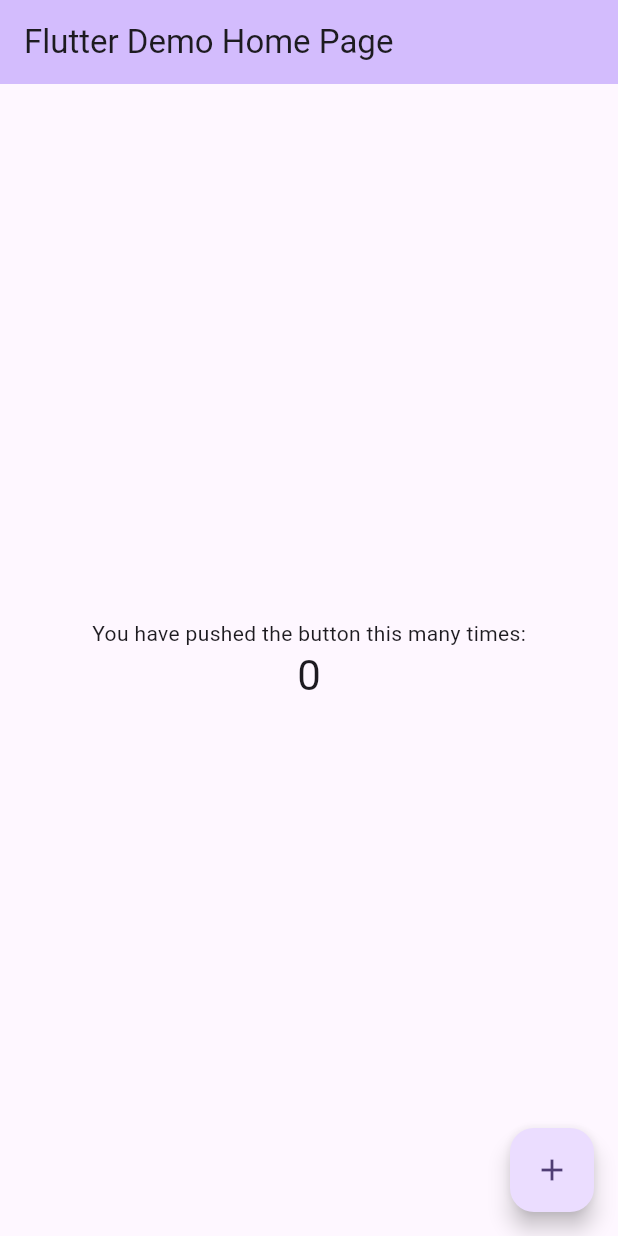
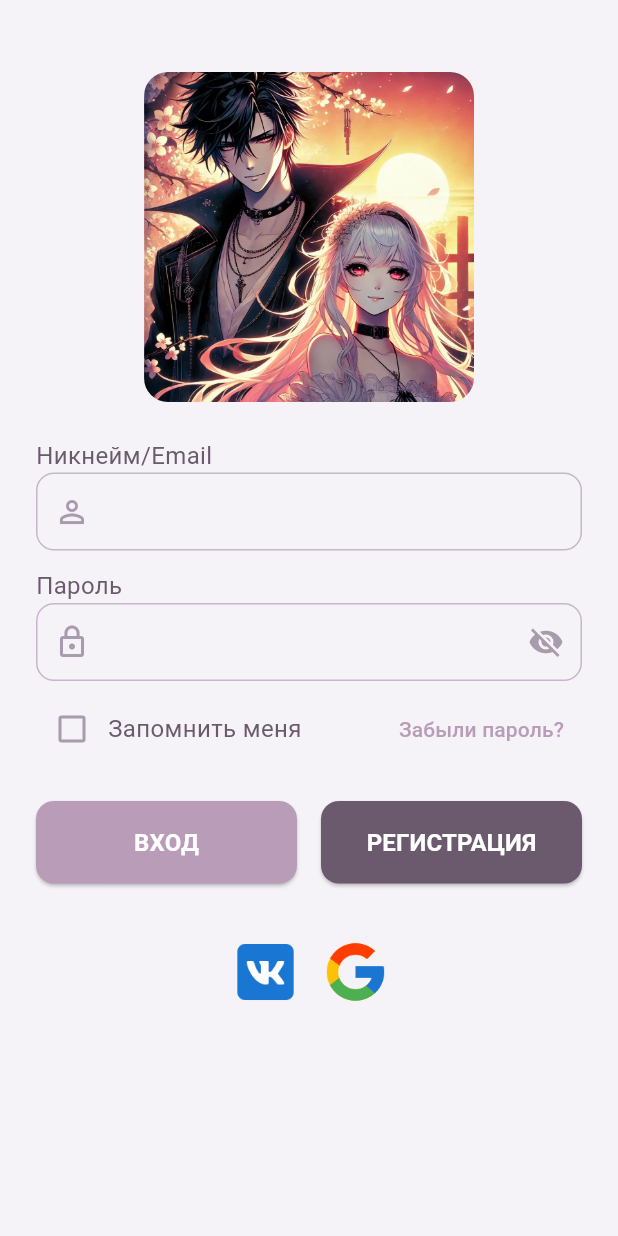
Before and after one commit to Ludol-Bol/CrushVerse, a Flutter app: the screen it shows after launch, on a phone screen of 412 x 824 dp. Run offline on Flutter 3.47's test engine with Material 3 defaults, Android fonts, the phone set to English and light mode, and no system bars; statements that could not run were skipped.

Commit message:
-first commit: screen login

```diff
--- /dev/null
+++ b/lib/crush_verse_app.dart
@@ -0,0 +1,16 @@
+import 'package:cruch/screens/login_screen/screen/login_screen.dart';
+import 'package:cruch/themes/app_theme.dart';
+import 'package:flutter/material.dart';
+
+class CrushVerseApp extends StatelessWidget {
+  const CrushVerseApp({super.key});
+
+  @override
+  Widget build(BuildContext context) {
+    return MaterialApp(
+      title: '',
+      theme: AppTheme.lightTheme,
+      home: const LoginScreen(),
+    );
+  }
+}
--- a/lib/main.dart
+++ b/lib/main.dart
@@ -1,125 +1,6 @@
+import 'package:cruch/crush_verse_app.dart';
 import 'package:flutter/material.dart';
 
 void main() {
-  runApp(const MyApp());
+  runApp(const CrushVerseApp());
 }
-
-class MyApp extends StatelessWidget {
-  const MyApp({super.key});
-
-  // This widget is the root of your application.
-  @override
-  Widget build(BuildContext context) {
-    return MaterialApp(
-      title: 'Flutter Demo',
-      theme: ThemeData(
-        // This is the theme of your application.
-        //
-        // TRY THIS: Try running your application with "flutter run". You'll see
-        // the application has a purple toolbar. Then, without quitting the app,
-        // try changing the seedColor in the colorScheme below to Colors.green
-        // and then invoke "hot reload" (save your changes or press the "hot
-        // reload" button in a Flutter-supported IDE, or press "r" if you used
-        // the command line to start the app).
-        //
-        // Notice that the counter didn't reset back to zero; the application
-        // state is not lost during the reload. To reset the state, use hot
-        // restart instead.
-        //
-        // This works for code too, not just values: Most code changes can be
-        // tested with just a hot reload.
-        colorScheme: ColorScheme.fromSeed(seedColor: Colors.deepPurple),
-        useMaterial3: true,
-      ),
-      home: const MyHomePage(title: 'Flutter Demo Home Page'),
-    );
-  }
-}
-
-class MyHomePage extends StatefulWidget {
-  const MyHomePage({super.key, required this.title});
-
-  // This widget is the home page of your application. It is stateful, meaning
-  // that it has a State object (defined below) that contains fields that affect
-  // how it looks.
-
-  // This class is the configuration for the state. It holds the values (in this
-  // case the title) provided by the parent (in this case the App widget) and
-  // used by the build method of the State. Fields in a Widget subclass are
-  // always marked "final".
-
-  final String title;
-
-  @override
-  State<MyHomePage> createState() => _MyHomePageState();
-}
-
-class _MyHomePageState extends State<MyHomePage> {
-  int _counter = 0;
-
-  void _incrementCounter() {
-    setState(() {
-      // This call to setState tells the Flutter framework that something has
-      // changed in this State, which causes it to rerun the build method below
-      // so that the display can reflect the updated values. If we changed
-      // _counter without calling setState(), then the build method would not be
-      // called again, and so nothing would appear to happen.
-      _counter++;
-    });
-  }
-
-  @override
-  Widget build(BuildContext context) {
-    // This method is rerun every time setState is called, for instance as done
-    // by the _incrementCounter method above.
-    //
-    // The Flutter framework has been optimized to make rerunning build methods
-    // fast, so that you can just rebuild anything that needs updating rather
-    // than having to individually change instances of widgets.
-    return Scaffold(
-      appBar: AppBar(
-        // TRY THIS: Try changing the color here to a specific color (to
-        // Colors.amber, perhaps?) and trigger a hot reload to see the AppBar
-        // change color while the other colors stay the same.
-        backgroundColor: Theme.of(context).colorScheme.inversePrimary,
-        // Here we take the value from the MyHomePage object that was created by
-        // the App.build method, and use it to set our appbar title.
-        title: Text(widget.title),
-      ),
-      body: Center(
-        // Center is a layout widget. It takes a single child and positions it
-        // in the middle of the parent.
-        child: Column(
-          // Column is also a layout widget. It takes a list of children and
-          // arranges them vertically. By default, it sizes itself to fit its
-          // children horizontally, and tries to be as tall as its parent.
-          //
-          // Column has various properties to control how it sizes itself and
-          // how it positions its children. Here we use mainAxisAlignment to
-          // center the children vertically; the main axis here is the vertical
-          // axis because Columns are vertical (the cross axis would be
-          // horizontal).
-          //
-          // TRY THIS: Invoke "debug painting" (choose the "Toggle Debug Paint"
-          // action in the IDE, or press "p" in the console), to see the
-          // wireframe for each widget.
-          mainAxisAlignment: MainAxisAlignment.center,
-          children: <Widget>[
-            const Text(
-              'You have pushed the button this many times:',
-            ),
-            Text(
-              '$_counter',
-              style: Theme.of(context).textTheme.headlineMedium,
-            ),
-          ],
-        ),
-      ),
-      floatingActionButton: FloatingActionButton(
-        onPressed: _incrementCounter,
-        tooltip: 'Increment',
-        child: const Icon(Icons.add),
-      ), // This trailing comma makes auto-formatting nicer for build methods.
-    );
-  }
-}
--- /dev/null
+++ b/lib/screens/login_screen/screen/login_screen.dart
@@ -0,0 +1,138 @@
+import 'package:cruch/screens/login_screen/widgets/password_widget.dart';
+import 'package:cruch/screens/login_screen/widgets/widget.dart';
+import 'package:cruch/themes/colors.dart';
+import 'package:cruch/themes/input_styles.dart';
+import 'package:flutter/material.dart';
+
+import '../widgets/remember_me_widget.dart';
+
+
+
+class LoginScreen extends StatefulWidget {
+  const LoginScreen({super.key});
+
+  @override
+  State<LoginScreen> createState() => _LoginScreenState();
+}
+class  _LoginScreenState  extends State<LoginScreen> {
+
+  @override
+  Widget build(BuildContext context) {
+    return Scaffold(
+      backgroundColor: Theme.of(context).colorScheme.background,
+      body: SingleChildScrollView(
+        child: Padding(
+          padding: const EdgeInsets.all(24.0),
+          child: Column(
+            crossAxisAlignment: CrossAxisAlignment.center,
+            children: [
+              const SizedBox(height: 24),
+              ClipRRect(
+                borderRadius: BorderRadius.circular(16),
+                child: Image.asset(
+                  'assets/image/main_screen_img.png',
+                  fit: BoxFit.cover,
+                  height: 220,
+                ),
+              ),
+              const SizedBox(height: 24),
+              const LoginOrEmailWidget(),
+              const SizedBox(height: 12),
+              const PasswordWidget(),
+              const SizedBox(height: 8),
+              const RememberMeRowWidget(),
+              const SizedBox(height: 24),
+              Row(
+                children: [
+                  Expanded(
+                    child: ElevatedButton(
+                      onPressed: () {},
+                      style: ElevatedButton.styleFrom(
+                        backgroundColor: Theme.of(context).colorScheme.primary,
+                        foregroundColor: Theme.of(context).colorScheme.onPrimary,
+                        shape: RoundedRectangleBorder(
+                          borderRadius: BorderRadius.circular(12),
+                        ),
+                        padding: const EdgeInsets.symmetric(vertical: 16),
+                      ),
+                      child: const Text('ВХОД', style: TextStyle(fontWeight: FontWeight.bold, fontSize: 16)),
+                    ),
+                  ),
+                  const SizedBox(width: 16),
+                  Expanded(
+                    child: Expanded(
+                      child: ElevatedButton(
+                        onPressed: () {},
+                        style: ElevatedButton.styleFrom(
+                          backgroundColor: Theme.of(context).colorScheme.onBackground,
+                          foregroundColor: Theme.of(context).colorScheme.onPrimary,
+                          shape: RoundedRectangleBorder(
+                            borderRadius: BorderRadius.circular(12),
+                          ),
+                          padding: const EdgeInsets.symmetric(vertical: 16),
+                        ),
+                        child: const Text('РЕГИСТРАЦИЯ', style: TextStyle(fontWeight: FontWeight.bold, fontSize: 16)),
+                      ),
+                    ),
+                  ),
+                ],
+              ),
+              const SizedBox(height: 32),
+              Row(
+                mainAxisAlignment: MainAxisAlignment.center,
+                children: [
+                  IconButton(
+                    icon: Image.asset('assets/image/icons-vk.png', width: 50, height: 50),
+                    iconSize: 50,
+                    padding: const EdgeInsets.all(2),
+                    constraints: const BoxConstraints(minWidth: 28, minHeight: 50),
+                    onPressed: () {},
+                  ),
+                  const SizedBox(width: 8),
+                  IconButton(
+                    icon: Image.asset('assets/image/icons-google.png', width: 46, height: 46),
+                    iconSize: 50,
+                    padding: const EdgeInsets.all(2),
+                    constraints: const BoxConstraints(minWidth: 28, minHeight: 28),
+                    onPressed: () {},
+                  ),
+                ],
+              ),
+            ],
+          ),
+        ),
+      ),
+    );
+  }
+
+}
+
+class _SocialButton extends StatelessWidget {
+  final String asset;
+
+  final VoidCallback onTap;
+  const _SocialButton({required this.asset, required this.onTap});
+
+  @override
+  Widget build(BuildContext context) {
+    return InkWell(
+      borderRadius: BorderRadius.circular(AppInputStyles.borderRadius),
+      onTap: onTap,
+      child: Container(
+        height: 48,
+        decoration: BoxDecoration(
+          color: Theme.of(context).colorScheme.surface,
+          border: Border.all(color: AppColors.divider),
+          borderRadius: BorderRadius.circular(AppInputStyles.borderRadius),
+        ),
+        child: Row(
+          mainAxisAlignment: MainAxisAlignment.center,
+          children: [
+            Image.asset(asset, width: 28, height: 28),
+            const SizedBox(width: 8),
+          ],
+        ),
+      ),
+    );
+  }
+}
--- /dev/null
+++ b/lib/screens/login_screen/widgets/login_or_email_widget.dart
@@ -0,0 +1,25 @@
+import 'package:flutter/material.dart';
+import 'package:cruch/themes/text_styles.dart';
+
+class LoginOrEmailWidget extends StatelessWidget {
+  const LoginOrEmailWidget({super.key});
+
+  @override
+  Widget build(BuildContext context) {
+    return const Column(
+      crossAxisAlignment: CrossAxisAlignment.start,
+      children: [
+        Text(
+          'Никнейм/Email',
+          style: AppTextStyles.bodyText1,
+        ),
+        TextField(
+          decoration: InputDecoration(
+            prefixIcon: Icon(Icons.person_outline),
+          ),
+          keyboardType: TextInputType.emailAddress,
+        ),
+      ],
+    );
+  }
+}
--- /dev/null
+++ b/lib/screens/login_screen/widgets/password_widget.dart
@@ -0,0 +1,41 @@
+import 'package:flutter/material.dart';
+import 'package:cruch/themes/text_styles.dart';
+
+class PasswordWidget extends StatefulWidget{
+  const PasswordWidget({super.key});
+  @override
+  State<PasswordWidget> createState() => _PasswordWidgetState();
+}
+
+class _PasswordWidgetState extends State<PasswordWidget> {
+  bool _obscureText = true;
+
+  void _toggleVisibility() {
+    setState(() {
+      _obscureText = !_obscureText;
+    });
+  }
+
+  @override
+  Widget build(BuildContext context) {
+    return Column(
+      crossAxisAlignment: CrossAxisAlignment.start,
+      children: [
+        const Text(
+          'Пароль',
+          style: AppTextStyles.bodyText1,
+        ),
+        TextField(
+          obscureText: _obscureText,
+          decoration: InputDecoration(
+            prefixIcon: const Icon(Icons.lock_outline),
+            suffixIcon: IconButton(
+              icon: Icon(_obscureText ? Icons.visibility_off : Icons.visibility),
+              onPressed: _toggleVisibility,
+            ),
+          ),
+        ),
+      ],
+    );
+  }
+}
--- /dev/null
+++ b/lib/screens/login_screen/widgets/remember_me_widget.dart
@@ -0,0 +1,31 @@
+import 'package:cruch/themes/text_styles.dart';
+import 'package:flutter/material.dart';
+
+class RememberMeRowWidget extends StatefulWidget {
+  const RememberMeRowWidget({super.key});
+
+  @override
+  State<RememberMeRowWidget> createState() => _RememberMeRowWidgetState();
+}
+
+class _RememberMeRowWidgetState extends State<RememberMeRowWidget> {
+  bool _rememberMe = false;
+
+  @override
+  Widget build(BuildContext context) {
+    return Row(
+      children: [
+        Checkbox(
+          value: _rememberMe,
+          onChanged: (val) => setState(() => _rememberMe = val ?? false),
+        ),
+        const Text('Запомнить меня', style: AppTextStyles.bodyText1),
+        const Spacer(),
+        TextButton(
+          onPressed: () {},
+          child: const Text('Забыли пароль?'),
+        ),
+      ],
+    );
+  }
+}
--- /dev/null
+++ b/lib/screens/login_screen/widgets/widget.dart
@@ -0,0 +1 @@
+export 'login_or_email_widget.dart';
--- /dev/null
+++ b/lib/themes/app_theme.dart
@@ -0,0 +1,29 @@
+import 'package:flutter/material.dart';
+import 'text_styles.dart';
+import 'input_styles.dart';
+import 'colors.dart';
+import 'button_styles.dart';
+import 'checkbox_styles.dart';
+
+class AppTheme {
+  static ThemeData get lightTheme {
+    return ThemeData(
+      colorScheme: const ColorScheme.light(
+        primary: AppColors.primary,
+        primaryContainer: AppColors.primaryVariant,
+        surface: AppColors.surface,
+        background: AppColors.background,
+        error: AppColors.error,
+        onPrimary: AppColors.onPrimary,
+        onSurface: AppColors.onSurface,
+        onBackground: AppColors.onBackground,
+        onError: AppColors.onError,
+      ),
+      inputDecorationTheme: AppInputStyles.theme,
+      elevatedButtonTheme: ElevatedButtonThemeData(style: AppButtonStyles.elevated),
+      outlinedButtonTheme: OutlinedButtonThemeData(style: AppButtonStyles.outlined),
+      textButtonTheme: TextButtonThemeData(style: AppButtonStyles.text),
+      checkboxTheme: AppCheckboxStyles.theme,
+    );
+  }
+}
--- /dev/null
+++ b/lib/themes/colors.dart
@@ -0,0 +1,18 @@
+import 'package:flutter/material.dart';
+
+class AppColors {
+  static const Color primary = Color(0xFFB89CB8); // основной акцент
+  static const Color primaryVariant = Color(0xFFC7B6CC); // светлый акцент/границы
+  static const Color background = Color(0xFFF5F3F7); // фон
+  static const Color surface = Color(0xFFFFFFFF); // белый (карточки, поля)
+  static const Color error = Color(0xFFB00020);
+
+  static const Color onPrimary = Color(0xFFFFFFFF); // текст на кнопках
+  static const Color onBackground = Color(0xFF6B5A6E); // заголовки
+  static const Color onSurface = Color(0xFFA89BAE); // обычный текст, placeholder
+  static const Color onError = Color(0xFFFFFFFF);
+
+  static const Color textPrimary = Color(0xFF6B5A6E); // основной текст
+  static const Color textSecondary = Color(0xFFA89BAE); // второстепенный текст
+  static const Color divider = Color(0xFFC7B6CC); // разделители, границы
+}
--- /dev/null
+++ b/lib/themes/input_styles.dart
@@ -0,0 +1,35 @@
+import 'package:cruch/themes/text_styles.dart';
+import 'package:flutter/material.dart';
+import 'colors.dart';
+
+class AppInputStyles {
+  static const double borderRadius = 12.0;
+  static const EdgeInsets contentPadding = EdgeInsets.symmetric(
+    horizontal: 16,
+    vertical: 14,
+  );
+
+  static InputDecorationTheme get theme {
+    return InputDecorationTheme(
+      border: OutlineInputBorder(
+        borderRadius: BorderRadius.circular(borderRadius),
+        borderSide: const BorderSide(color: AppColors.divider),
+      ),
+      enabledBorder: OutlineInputBorder(
+        borderRadius: BorderRadius.circular(borderRadius),
+        borderSide: const BorderSide(color: AppColors.divider),
+      ),
+      focusedBorder: OutlineInputBorder(
+        borderRadius: BorderRadius.circular(borderRadius),
+        borderSide: const BorderSide(color: AppColors.primary, width: 2),
+      ),
+      errorBorder: OutlineInputBorder(
+        borderRadius: BorderRadius.circular(borderRadius),
+        borderSide: const BorderSide(color: AppColors.error),
+      ),
+      contentPadding: contentPadding,
+      labelStyle: AppTextStyles.inputLabel,
+      floatingLabelStyle: const TextStyle(color: AppColors.primary),
+    );
+  }
+}
--- /dev/null
+++ b/lib/themes/text_styles.dart
@@ -0,0 +1,27 @@
+import 'package:flutter/material.dart';
+import 'colors.dart';
+
+class AppTextStyles {
+  static const TextStyle headline1 = TextStyle(
+    fontSize: 96,
+    fontWeight: FontWeight.w300,
+    color: AppColors.textPrimary,
+  );
+
+  static const TextStyle headline4 = TextStyle(
+    fontSize: 34,
+    fontWeight: FontWeight.w400,
+    color: AppColors.textPrimary,
+  );
+
+  static const TextStyle bodyText1 = TextStyle(
+    fontSize: 16,
+    fontWeight: FontWeight.w400,
+    color: AppColors.textPrimary,
+  );
+
+  static const TextStyle inputLabel = TextStyle(
+    fontSize: 16,
+    color: AppColors.textPrimary,
+  );
+}
--- a/pubspec.yaml
+++ b/pubspec.yaml
@@ -58,10 +58,8 @@ flutter:
   # the material Icons class.
   uses-material-design: true
 
-  # To add assets to your application, add an assets section, like this:
-  # assets:
-  #   - images/a_dot_burr.jpeg
-  #   - images/a_dot_ham.jpeg
+  assets:
+    - assets/image/
 
   # An image asset can refer to one or more resolution-specific "variants", see
   # https://flutter.dev/assets-and-images/#resolution-aware
```
Also changed, not shown: assets/image/icons-google.png (added), assets/image/icons-vk.png (added), assets/image/main_screen_img.png (added), 1 other file.
